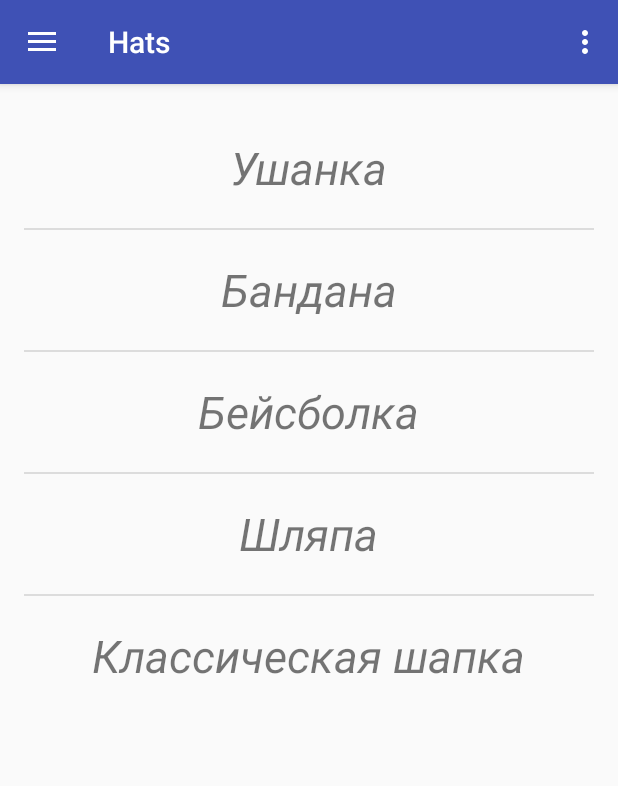
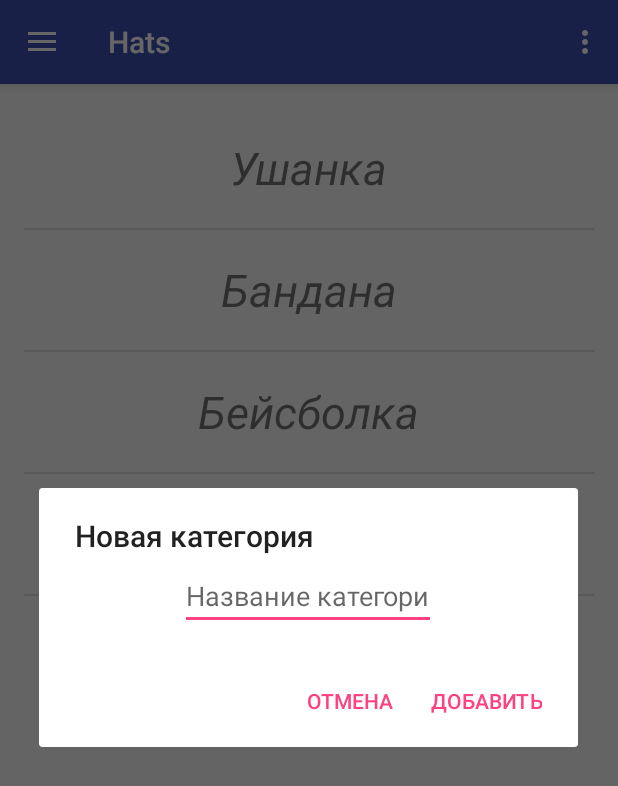
Before and after one commit to Rubykus/Diplom, an Android app: the screen it shows after launch (Categories), in the options menu, after a tap on "Добавить", on a phone screen of 412 x 824 dp. Shown: the top 786 px of the screen. Run offline under Robolectric (Android 15) with nearby library versions, the phone set to English and light mode, and no system bars.

Commit message:
add add cat

```diff
--- a/app/src/main/java/com/rubykus/hats/Categories.java
+++ b/app/src/main/java/com/rubykus/hats/Categories.java
@@ -1,14 +1,19 @@
 package com.rubykus.hats;
 
+import android.app.Dialog;
 import android.content.Context;
+import android.content.DialogInterface;
 import android.content.Intent;
 import android.database.Cursor;
 import android.os.Bundle;
+import android.support.v4.app.DialogFragment;
 import android.support.v4.app.LoaderManager;
 import android.support.v4.content.CursorLoader;
 import android.support.v4.content.Loader;
 import android.support.v4.widget.SimpleCursorAdapter;
+import android.support.v7.app.AlertDialog;
 import android.view.ContextMenu;
+import android.view.LayoutInflater;
 import android.view.View;
 import android.support.design.widget.NavigationView;
 import android.support.v4.view.GravityCompat;
@@ -19,7 +24,9 @@ import android.support.v7.widget.Toolbar;
 import android.view.Menu;
 import android.view.MenuItem;
 import android.widget.AdapterView;
+import android.widget.EditText;
 import android.widget.ListView;
+import android.widget.Toast;
 
 public class Categories extends AppCompatActivity
         implements NavigationView.OnNavigationItemSelectedListener, LoaderManager.LoaderCallbacks<Cursor> {
@@ -92,7 +99,27 @@ public class Categories extends AppCompatActivity
 
         //noinspection SimplifiableIfStatement
         if (id == R.id.add) {
-            return true;
+            View view = LayoutInflater.from(this).inflate(R.layout.dialog, null);
+            final EditText nameCat = (EditText)view.findViewById(R.id.nameAddCat);
+            AlertDialog.Builder builder = new AlertDialog.Builder(this);
+            builder.setTitle(R.string.new_cat)
+                    .setView(view)
+                    .setPositiveButton(R.string.add, new DialogInterface.OnClickListener() {
+                        @Override
+                        public void onClick(DialogInterface dialog, int which) {
+                            String textNameCat = nameCat.getText().toString();
+                            db.addCat(textNameCat);
+                            getSupportLoaderManager().getLoader(0).forceLoad();
+                        }
+                    })
+                    .setNegativeButton(R.string.cancle, new DialogInterface.OnClickListener() {
+                        @Override
+                        public void onClick(DialogInterface dialog, int which) {
+
+                        }
+                    });
+            AlertDialog dialog = builder.create();
+            dialog.show();
         }
 
         return super.onOptionsItemSelected(item);
--- a/app/src/main/res/layout/dialog.xml
+++ b/app/src/main/res/layout/dialog.xml
@@ -1,19 +1,16 @@
-<?xml version="1.0" encoding="utf-8"?>
-<LinearLayout
-    xmlns:android="http://schemas.android.com/apk/res/android"
-    android:layout_width="match_parent"
-    android:layout_height="match_parent"
-    android:orientation="vertical">
-    <TextView
-        android:id="@+id/tvTime"
+<LinearLayout xmlns:android="http://schemas.android.com/apk/res/android"
+    android:id="@+id/addCatLL"
+    android:orientation="vertical"
+    android:layout_width="wrap_content"
+    android:layout_height="wrap_content">
+    <EditText
+        android:id="@+id/nameAddCat"
         android:layout_width="wrap_content"
         android:layout_height="wrap_content"
-        android:text="">
-    </TextView>
-    <TextView
-        android:id="@+id/tvCount"
-        android:layout_width="wrap_content"
-        android:layout_height="wrap_content"
-        android:text="">
-    </TextView>
+        android:layout_marginTop="4dp"
+        android:layout_marginLeft="4dp"
+        android:layout_marginRight="4dp"
+        android:layout_marginBottom="16dp"
+        android:hint="@string/cat_name"
+        android:layout_gravity="center_horizontal"/>
 </LinearLayout>
--- a/app/src/main/res/values/strings.xml
+++ b/app/src/main/res/values/strings.xml
@@ -15,5 +15,8 @@
     <string name="footer_menu">Системные</string>
     <string name="about_us">О нас</string>
     <string name="exit">Выход</string>
+    <string name="cancle">Отмена</string>
+    <string name="cat_name">Название категори</string>
+    <string name="new_cat">Новая категория</string>
 
 </resources>
```
